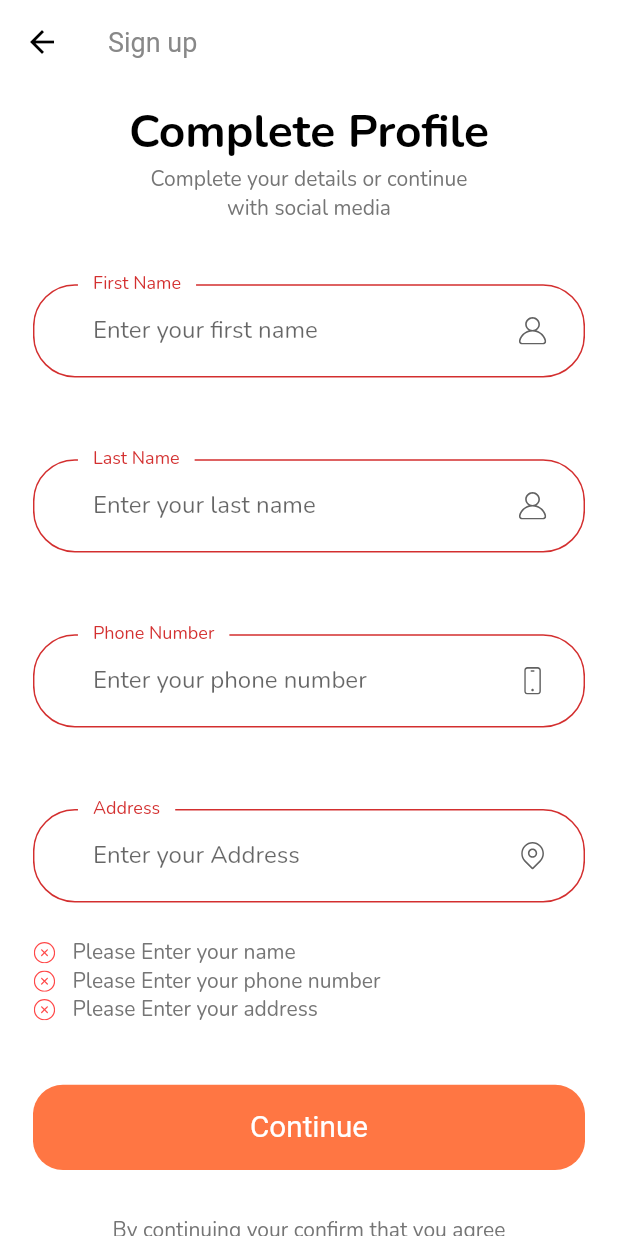
After one commit to mtergel/shop_app_flutter_demo, a Flutter app: the CompleteProfileScreen screen opened by its route, after a tap on "Continue", on a phone screen of 412 x 824 dp. The commit adds this screen. Run offline on Flutter 3.47's test engine with Material 2 defaults, Android fonts, the phone set to English and light mode, and no system bars; our stand-ins replace flutter_svg.

Commit message:
complete profile scren

```diff
--- a/lib/constants.dart
+++ b/lib/constants.dart
@@ -29,3 +29,6 @@ const String kInvalidEmailError = 'Please Enter valid email';
 const String kPassNullError = 'Please Enter your password';
 const String kShortPassError = 'Password is too short';
 const String kMatchPassError = "Passwords don't match";
+const String kNameNullError = 'Please Enter your name';
+const String kPhoneNumberNullError = 'Please Enter your phone number';
+const String kAddressNullError = 'Please Enter your address';
--- a/lib/routes.dart
+++ b/lib/routes.dart
@@ -1,5 +1,6 @@
 // Flutter imports:
 import 'package:flutter/widgets.dart';
+import 'package:shop_app/screens/complete_profile/complete_profile_screen.dart';
 import 'package:shop_app/screens/login_success/login_success_screen.dart';
 
 // Project imports:
@@ -14,4 +15,5 @@ final Map<String, WidgetBuilder> routes = {
   ForgotPasswordScreen.routeName: (context) => ForgotPasswordScreen(),
   LoginSuccessScreen.routeName: (context) => LoginSuccessScreen(),
   SignUpScreen.routeName: (context) => SignUpScreen(),
+  CompleteProfileScreen.routeName: (context) => CompleteProfileScreen()
 };
--- /dev/null
+++ b/lib/screens/complete_profile/complete_profile_screen.dart
@@ -0,0 +1,15 @@
+import 'package:flutter/material.dart';
+import 'package:shop_app/screens/complete_profile/widgets/complete_profile_body.dart';
+
+class CompleteProfileScreen extends StatelessWidget {
+  static String routeName = '/complete_password';
+  @override
+  Widget build(BuildContext context) {
+    return Scaffold(
+      appBar: AppBar(
+        title: const Text('Sign up'),
+      ),
+      body: CompleteProfileBody(),
+    );
+  }
+}
--- /dev/null
+++ b/lib/screens/complete_profile/widgets/complete_profile_body.dart
@@ -0,0 +1,45 @@
+import 'package:flutter/material.dart';
+import 'package:shop_app/constants.dart';
+import 'package:shop_app/screens/complete_profile/widgets/complete_profile_form.dart';
+import 'package:shop_app/size_config.dart';
+
+class CompleteProfileBody extends StatelessWidget {
+  @override
+  Widget build(BuildContext context) {
+    return SizedBox(
+      width: double.infinity,
+      child: Padding(
+        padding:
+            EdgeInsets.symmetric(horizontal: getProportionateScreenWidth(20)),
+        child: SingleChildScrollView(
+          child: Column(
+            children: [
+              SizedBox(
+                height: SizeConfig.screenHeight * 0.01,
+              ),
+              Text(
+                'Complete Profile',
+                style: headingStyle,
+              ),
+              const Text(
+                "Complete your details or continue \nwith social media",
+                textAlign: TextAlign.center,
+              ),
+              SizedBox(
+                height: SizeConfig.screenHeight * 0.05,
+              ),
+              CompleteProfileForm(),
+              SizedBox(
+                height: getProportionateScreenHeight(30),
+              ),
+              const Text(
+                'By continuing your confirm that you agree\nwith our Term and Condition',
+                textAlign: TextAlign.center,
+              )
+            ],
+          ),
+        ),
+      ),
+    );
+  }
+}
--- /dev/null
+++ b/lib/screens/complete_profile/widgets/complete_profile_form.dart
@@ -0,0 +1,168 @@
+import 'package:flutter/material.dart';
+import 'package:shop_app/constants.dart';
+import 'package:shop_app/size_config.dart';
+import 'package:shop_app/widgets/custom_suffix_icon.dart';
+import 'package:shop_app/widgets/default_button.dart';
+import 'package:shop_app/widgets/form_error.dart';
+
+class CompleteProfileForm extends StatefulWidget {
+  @override
+  _CompleteProfileFormState createState() => _CompleteProfileFormState();
+}
+
+class _CompleteProfileFormState extends State<CompleteProfileForm> {
+  final _formKey = GlobalKey<FormState>();
+  final List<String> errors = [];
+  String firstName;
+  String lastName;
+  String phoneNumber;
+  String address;
+
+  void addError({String error}) {
+    if (!errors.contains(error)) {
+      setState(() {
+        errors.add(error);
+      });
+    }
+  }
+
+  void removeError({String error}) {
+    if (errors.contains(error)) {
+      setState(() {
+        errors.remove(error);
+      });
+    }
+  }
+
+  @override
+  Widget build(BuildContext context) {
+    return Form(
+      key: _formKey,
+      child: Column(
+        children: [
+          buildFirstNameFormField(),
+          SizedBox(height: getProportionateScreenHeight(30)),
+          buildLastNameFormField(),
+          SizedBox(height: getProportionateScreenHeight(30)),
+          buildPhoneNumberFormField(),
+          SizedBox(height: getProportionateScreenHeight(30)),
+          buildAddressFormField(),
+          FormError(errors: errors),
+          SizedBox(height: getProportionateScreenHeight(40)),
+          DefaultButton(
+              text: 'Continue',
+              press: () {
+                if (_formKey.currentState.validate()) {
+                  // Go to OTP screen
+                }
+              }),
+        ],
+      ),
+    );
+  }
+
+  TextFormField buildAddressFormField() {
+    return TextFormField(
+      keyboardType: TextInputType.text,
+      onSaved: (newValue) => address = newValue,
+      onChanged: (value) {
+        if (value.isNotEmpty) {
+          removeError(error: kAddressNullError);
+        }
+        return null;
+      },
+      validator: (value) {
+        if (value.isEmpty) {
+          addError(error: kAddressNullError);
+          return "";
+        }
+        return null;
+      },
+      decoration: const InputDecoration(
+        labelText: "Address",
+        hintText: "Enter your Address",
+        floatingLabelBehavior: FloatingLabelBehavior.always,
+        suffixIcon:
+            CustomSuffixIcon(svgIcon: 'assets/icons/Location point.svg'),
+      ),
+    );
+  }
+
+  TextFormField buildPhoneNumberFormField() {
+    return TextFormField(
+      keyboardType: TextInputType.phone,
+      onSaved: (newValue) => phoneNumber = newValue,
+      onChanged: (value) {
+        if (value.isNotEmpty) {
+          removeError(error: kPhoneNumberNullError);
+        }
+        return null;
+      },
+      validator: (value) {
+        if (value.isEmpty) {
+          addError(error: kPhoneNumberNullError);
+          return "";
+        }
+        return null;
+      },
+      decoration: const InputDecoration(
+        labelText: "Phone Number",
+        hintText: "Enter your phone number",
+        floatingLabelBehavior: FloatingLabelBehavior.always,
+        suffixIcon: CustomSuffixIcon(svgIcon: 'assets/icons/Phone.svg'),
+      ),
+    );
+  }
+
+  TextFormField buildLastNameFormField() {
+    return TextFormField(
+      keyboardType: TextInputType.name,
+      onSaved: (newValue) => lastName = newValue,
+      onChanged: (value) {
+        if (value.isNotEmpty) {
+          removeError(error: kNameNullError);
+        }
+        return null;
+      },
+      validator: (value) {
+        if (value.isEmpty) {
+          addError(error: kNameNullError);
+          return "";
+        }
+        return null;
+      },
+      decoration: const InputDecoration(
+        labelText: "Last Name",
+        hintText: "Enter your last name",
+        floatingLabelBehavior: FloatingLabelBehavior.always,
+        suffixIcon: CustomSuffixIcon(svgIcon: 'assets/icons/User.svg'),
+      ),
+    );
+  }
+
+  TextFormField buildFirstNameFormField() {
+    return TextFormField(
+      keyboardType: TextInputType.name,
+      onSaved: (newValue) => firstName = newValue,
+      onChanged: (value) {
+        if (value.isNotEmpty) {
+          removeError(error: kNameNullError);
+        }
+        return null;
+      },
+      validator: (value) {
+        if (value.isEmpty) {
+          addError(error: kNameNullError);
+          return "";
+        }
+        return null;
+      },
+      decoration: const InputDecoration(
+        labelText: "First Name",
+        hintText: "Enter your first name",
+        floatingLabelBehavior: FloatingLabelBehavior.always,
+        suffixIcon: CustomSuffixIcon(svgIcon: 'assets/icons/User.svg'),
+      ),
+    );
+  }
+}
--- a/lib/screens/sign_up/widgets/sign_up_body.dart
+++ b/lib/screens/sign_up/widgets/sign_up_body.dart
@@ -1,5 +1,6 @@
 import 'package:flutter/material.dart';
 import 'package:shop_app/constants.dart';
+import 'package:shop_app/screens/complete_profile/complete_profile_screen.dart';
 import 'package:shop_app/size_config.dart';
 import 'package:shop_app/widgets/custom_suffix_icon.dart';
 import 'package:shop_app/widgets/default_button.dart';
@@ -109,6 +110,7 @@ class _SignUpFormState extends State<SignUpForm> {
           DefaultButton(
             press: () {
               if (_formKey.currentState.validate()) {
+                Navigator.pushNamed(context, CompleteProfileScreen.routeName);
                 // go to complete profile
               }
             },
```
